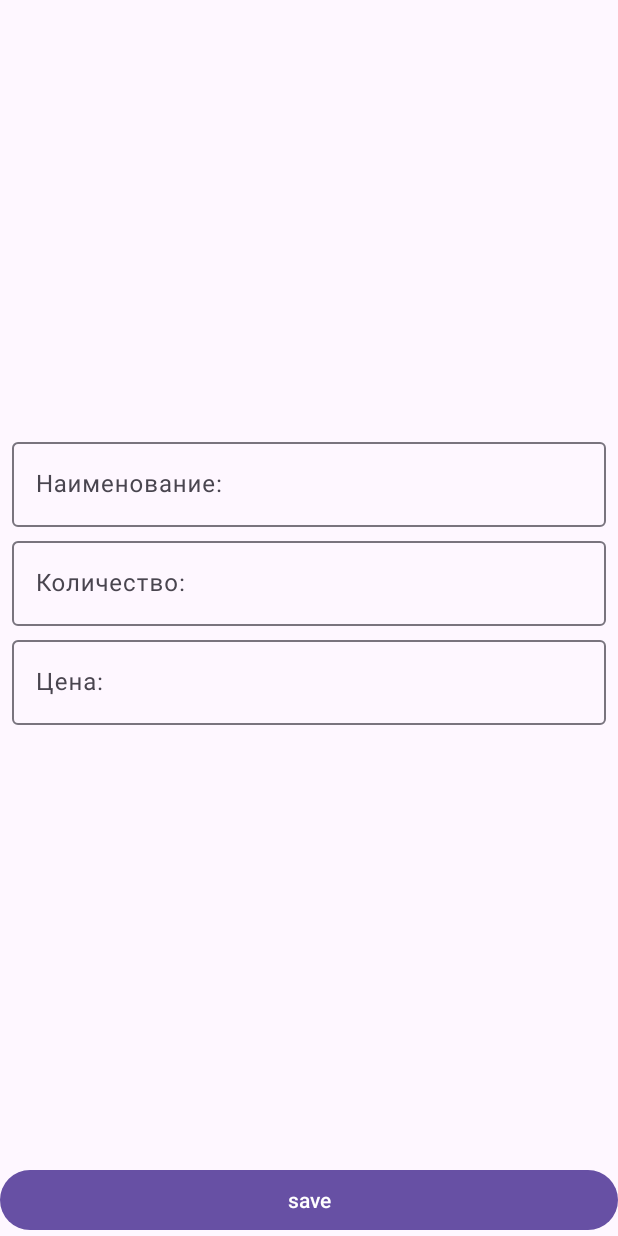
After one commit to EgorPoprotskiy/MyShopping, an Android app: the fragment ShopItemFragment placed in its activity, on a phone screen of 412 x 824 dp. The commit adds this screen. Run offline under Robolectric (Android 15) with nearby library versions, the phone set to English and light mode, and no system bars; 3 statements that could not run were skipped.

Commit message:
Add fragment error

```diff
--- /dev/null
+++ b/app/src/main/java/com/egorpoprotskiy/myshopping/presentation/ShopItemFragment.kt
@@ -0,0 +1,203 @@
+package com.egorpoprotskiy.myshopping.presentation
+
+import android.content.Context
+import android.content.Intent
+import android.os.Bundle
+import android.text.Editable
+import android.text.TextWatcher
+import android.view.LayoutInflater
+import android.view.View
+import android.view.ViewGroup
+import android.widget.Button
+import android.widget.TextView
+import androidx.fragment.app.Fragment
+import androidx.lifecycle.ViewModelProvider
+import com.egorpoprotskiy.myshopping.R
+import com.egorpoprotskiy.myshopping.domain.ShopItem
+import com.google.android.material.textfield.TextInputLayout
+
+class ShopItemFragment(
+    private val screenMode: String = MODE_UNKNOW,
+    private val shopItemId: Int = ShopItem.ID_NOTFOUND
+): Fragment() {
+    private lateinit var viewModel: ShopItemViewModel
+
+    private lateinit var tilName: TextInputLayout
+    private lateinit var etName: TextView
+    private lateinit var tilNameCount: TextInputLayout
+    private lateinit var etNameCount: TextView
+    private lateinit var tilPriceCount: TextInputLayout
+    private lateinit var etPriceCount: TextView
+    private lateinit var buttonSave: Button
+
+
+
+    override fun onCreateView(
+        inflater: LayoutInflater,
+        container: ViewGroup?,
+        savedInstanceState: Bundle?
+    ): View? {
+        return inflater.inflate(R.layout.fragment_shop_item, container, false)
+    }
+
+    override fun onViewCreated(view: View, savedInstanceState: Bundle?) {
+        super.onViewCreated(view, savedInstanceState)
+//        parseIntent()
+        parseParams()
+        viewModel = ViewModelProvider(this)[ShopItemViewModel::class.java]
+        initViews(view)
+        addTextChangeListener()
+        launchRightMode()
+        observeViewModel()
+    }
+
+
+    private fun initViews(view: View) {
+        tilName = view.findViewById(R.id.til_name)
+        etName = view.findViewById(R.id.et_name)
+        tilNameCount = view.findViewById(R.id.til_nameCount)
+        etNameCount = view.findViewById(R.id.et_nameCount)
+        tilPriceCount = view.findViewById(R.id.til_priceCount)
+        etPriceCount = view.findViewById(R.id.et_priceCount)
+        buttonSave = view.findViewById(R.id.save_button)
+    }
+
+//    private fun parseIntent() {
+//        if (!intent.hasExtra(EXTRA_SCREEN_MODE)) {
+//            throw RuntimeException("param screen mode is absent")
+//        }
+//        val mode = intent.getStringExtra(EXTRA_SCREEN_MODE)
+//        if (mode != MODE_EDIT && mode != MODE_ADD) {
+//            throw RuntimeException("Unknow screen mode $mode")
+//        }
+//        screenMode = mode
+//        if (screenMode == MODE_EDIT) {
+//            if (!intent.hasExtra(EXTRA_SHOP_ITEM_ID)) {
+//                throw RuntimeException("param shop item id is absent")
+//            }
+//            shopItemId = intent.getIntExtra(EXTRA_SHOP_ITEM_ID, ShopItem.ID_NOTFOUND)
+//        }
+//    }
+
+    private fun parseParams() {
+        if (screenMode != MODE_EDIT && screenMode != MODE_ADD) {
+            throw RuntimeException("Param screen mode is absent")
+        }
+        if (screenMode != MODE_EDIT && shopItemId == ShopItem.ID_NOTFOUND) {
+            throw RuntimeException("Param shop item id is absent")
+        }
+    }
+
+    private fun launchRightMode() {
+        when (screenMode) {
+            MODE_EDIT -> launchEditMode()
+            MODE_ADD -> launchAddMode()
+        }
+    }
+
+    private fun launchEditMode() {
+        viewModel.getShopItem(shopItemId)
+        viewModel.shopItem.observe(viewLifecycleOwner) {
+            etName.setText(it.name)
+            etNameCount.setText(it.nameCount.toString())
+            etPriceCount.setText(it.priceCount.toString())
+        }
+        buttonSave.setOnClickListener {
+            viewModel.editShopItem(etName.text?.toString(), etNameCount.text?.toString(), etPriceCount.text?.toString())
+        }
+    }
+    private fun launchAddMode() {
+        buttonSave.setOnClickListener {
+            viewModel.addShopItem(etName.text?.toString(), etNameCount.text?.toString(), etPriceCount.text?.toString())
+        }
+    }
+
+    private fun addTextChangeListener() {
+        etName.addTextChangedListener(object : TextWatcher {
+            override fun beforeTextChanged(s: CharSequence?, start: Int, count: Int, after: Int) {
+            }
+            override fun onTextChanged(s: CharSequence?, start: Int, count: Int, after: Int) {
+                viewModel.resetErrorInputName()
+            }
+            override fun afterTextChanged(p0: Editable?) {
+            }
+        })
+        etNameCount.addTextChangedListener(object : TextWatcher {
+            override fun beforeTextChanged(s: CharSequence?, start: Int, count: Int, after: Int) {
+            }
+            override fun onTextChanged(s: CharSequence?, start: Int, count: Int, after: Int) {
+                viewModel.resetErrorInputNameCount()
+            }
+            override fun afterTextChanged(p0: Editable?) {
+            }
+        })
+        etPriceCount.addTextChangedListener(object : TextWatcher {
+            override fun beforeTextChanged(s: CharSequence?, start: Int, count: Int, after: Int) {
+            }
+            override fun onTextChanged(s: CharSequence?, start: Int, count: Int, after: Int) {
+                viewModel.resetErrorInputPriceCount()
+            }
+            override fun afterTextChanged(p0: Editable?) {
+            }
+        })
+    }
+    private fun observeViewModel() {
+        viewModel.errorInputName.observe(viewLifecycleOwner) {
+            val message = if (it) {
+                getString(R.string.error_input_name)
+            } else {
+                null
+            }
+            tilName.error = message
+        }
+        viewModel.errorInputNameCount.observe(viewLifecycleOwner) {
+            val message = if (it) {
+                getString(R.string.error_input_nameCount)
+            } else {
+                null
+            }
+            tilNameCount.error = message
+        }
+        viewModel.errorInputPriceCount.observe(viewLifecycleOwner) {
+            val message = if (it) {
+                getString(R.string.error_input_priceCount)
+            } else {
+                null
+            }
+            tilPriceCount.error = message
+        }
+        viewModel.shouldCloseScreen.observe(viewLifecycleOwner){
+            activity?.onBackPressed()
+        }
+    }
+
+    companion object {
+        private const val EXTRA_SCREEN_MODE = "extra_mode"
+        private const val EXTRA_SHOP_ITEM_ID = "extra_shop_item_id"
+        private const val MODE_ADD = "mode_add"
+        private const val MODE_EDIT = "mode_edit"
+        private const val MODE_UNKNOW = ""
+
+        fun newInstanceAddItem(): ShopItemFragment {
+            return ShopItemFragment(MODE_ADD)
+        }
+
+        fun newInstanceEditItem(shopItemId: Int): ShopItemFragment {
+            return ShopItemFragment(MODE_EDIT, shopItemId)
+        }
+
+
+        fun newIntentAddItem(context: Context): Intent {
+            val intent = Intent(context, ShopItemActivity::class.java)
+            intent.putExtra(EXTRA_SCREEN_MODE, MODE_ADD)
+            return intent
+        }
+
+        fun newIntentEditItem(context: Context, shopItemId: Int): Intent {
+            val intent = Intent(context, ShopItemActivity::class.java)
+            intent.putExtra(EXTRA_SCREEN_MODE, MODE_EDIT)
+            intent.putExtra(EXTRA_SHOP_ITEM_ID, shopItemId)
+            return intent
+        }
+    }
+}
--- a/app/src/main/java/com/egorpoprotskiy/myshopping/presentation/ShopItemViewModel.kt
+++ b/app/src/main/java/com/egorpoprotskiy/myshopping/presentation/ShopItemViewModel.kt
@@ -46,7 +46,6 @@ class ShopItemViewModel: ViewModel() {
         }
     }
 
-
     private val _shopItem = MutableLiveData<ShopItem>()
     val shopItem: LiveData<ShopItem>
         get() = _shopItem
@@ -89,7 +88,7 @@ class ShopItemViewModel: ViewModel() {
         var result = true
         if (name.isBlank()) {
             _errorInputName.value = true
-            result = true
+            result = false
         }
         if (nameCount <= 0) {
             _errorInputNameCount.value = true
--- a/app/src/main/res/layout/activity_shop_item.xml
+++ b/app/src/main/res/layout/activity_shop_item.xml
@@ -1,80 +1,11 @@
 <?xml version="1.0" encoding="utf-8"?>
-<androidx.constraintlayout.widget.ConstraintLayout xmlns:android="http://schemas.android.com/apk/res/android"
+<androidx.fragment.app.FragmentContainerView
+    xmlns:android="http://schemas.android.com/apk/res/android"
     xmlns:app="http://schemas.android.com/apk/res-auto"
     xmlns:tools="http://schemas.android.com/tools"
+    android:id="@+id/shop_item_container"
+    tools:layout="@layout/fragment_shop_item"
     android:layout_width="match_parent"
     android:layout_height="match_parent"
     tools:context=".presentation.ShopItemActivity">
-
-    <com.google.android.material.textfield.TextInputLayout
-        android:id="@+id/til_name"
-        android:layout_width="0dp"
-        android:layout_height="wrap_content"
-        android:layout_marginStart="@dimen/start"
-        android:layout_marginEnd="@dimen/end"
-        android:layout_marginBottom="4dp"
-        app:layout_constraintBottom_toTopOf="@+id/til_nameCount"
-        app:layout_constraintEnd_toEndOf="parent"
-        app:layout_constraintStart_toStartOf="parent"
-        app:layout_constraintTop_toTopOf="parent"
-        app:layout_constraintVertical_bias="0.5"
-        app:layout_constraintVertical_chainStyle="packed">
-
-        <com.google.android.material.textfield.TextInputEditText
-            android:id="@+id/et_name"
-            android:layout_width="match_parent"
-            android:layout_height="wrap_content"
-            android:hint="@string/name"
-            android:inputType="textCapWords" />
-    </com.google.android.material.textfield.TextInputLayout>
-
-    <com.google.android.material.textfield.TextInputLayout
-        android:id="@+id/til_nameCount"
-        android:layout_width="0dp"
-        android:layout_height="wrap_content"
-        android:layout_marginStart="@dimen/start"
-        android:layout_marginEnd="@dimen/end"
-        android:layout_marginBottom="4dp"
-        app:layout_constraintBottom_toTopOf="@id/til_priceCount"
-        app:layout_constraintEnd_toEndOf="parent"
-        app:layout_constraintStart_toStartOf="parent"
-        app:layout_constraintTop_toBottomOf="@id/til_name">
-
-        <com.google.android.material.textfield.TextInputEditText
-            android:id="@+id/et_nameCount"
-            android:layout_width="match_parent"
-            android:layout_height="wrap_content"
-            android:hint="@string/count"
-            android:inputType="number" />
-    </com.google.android.material.textfield.TextInputLayout>
-
-    <com.google.android.material.textfield.TextInputLayout
-        android:id="@+id/til_priceCount"
-        android:layout_width="0dp"
-        android:layout_height="wrap_content"
-        android:layout_marginStart="@dimen/start"
-        android:layout_marginEnd="@dimen/end"
-        android:layout_marginBottom="4dp"
-        app:layout_constraintBottom_toTopOf="@id/save_button"
-        app:layout_constraintEnd_toEndOf="parent"
-        app:layout_constraintStart_toStartOf="parent"
-        app:layout_constraintTop_toBottomOf="@id/til_nameCount">
-
-        <com.google.android.material.textfield.TextInputEditText
-            android:id="@+id/et_priceCount"
-            android:layout_width="match_parent"
-            android:layout_height="wrap_content"
-            android:hint="@string/price"
-            android:inputType="number" />
-    </com.google.android.material.textfield.TextInputLayout>
-
-    <Button
-        android:id="@+id/save_button"
-        android:layout_width="0dp"
-        android:layout_height="wrap_content"
-        android:text="@string/save"
-        app:layout_constraintBottom_toBottomOf="parent"
-        app:layout_constraintEnd_toEndOf="parent"
-        app:layout_constraintStart_toStartOf="parent"></Button>
-
-</androidx.constraintlayout.widget.ConstraintLayout>
+</androidx.fragment.app.FragmentContainerView>
--- /dev/null
+++ b/app/src/main/res/layout/fragment_shop_item.xml
@@ -0,0 +1,80 @@
+<?xml version="1.0" encoding="utf-8"?>
+<androidx.constraintlayout.widget.ConstraintLayout xmlns:android="http://schemas.android.com/apk/res/android"
+    xmlns:app="http://schemas.android.com/apk/res-auto"
+    xmlns:tools="http://schemas.android.com/tools"
+    android:layout_width="match_parent"
+    android:layout_height="match_parent"
+    tools:context=".presentation.ShopItemFragment">
+
+    <com.google.android.material.textfield.TextInputLayout
+        android:id="@+id/til_name"
+        android:layout_width="0dp"
+        android:layout_height="wrap_content"
+        android:layout_marginStart="@dimen/start"
+        android:layout_marginEnd="@dimen/end"
+        android:layout_marginBottom="4dp"
+        app:layout_constraintBottom_toTopOf="@+id/til_nameCount"
+        app:layout_constraintEnd_toEndOf="parent"
+        app:layout_constraintStart_toStartOf="parent"
+        app:layout_constraintTop_toTopOf="parent"
+        app:layout_constraintVertical_bias="0.5"
+        app:layout_constraintVertical_chainStyle="packed">
+
+        <com.google.android.material.textfield.TextInputEditText
+            android:id="@+id/et_name"
+            android:layout_width="match_parent"
+            android:layout_height="wrap_content"
+            android:hint="@string/name"
+            android:inputType="textCapWords" />
+    </com.google.android.material.textfield.TextInputLayout>
+
+    <com.google.android.material.textfield.TextInputLayout
+        android:id="@+id/til_nameCount"
+        android:layout_width="0dp"
+        android:layout_height="wrap_content"
+        android:layout_marginStart="@dimen/start"
+        android:layout_marginEnd="@dimen/end"
+        android:layout_marginBottom="4dp"
+        app:layout_constraintBottom_toTopOf="@id/til_priceCount"
+        app:layout_constraintEnd_toEndOf="parent"
+        app:layout_constraintStart_toStartOf="parent"
+        app:layout_constraintTop_toBottomOf="@id/til_name">
+
+        <com.google.android.material.textfield.TextInputEditText
+            android:id="@+id/et_nameCount"
+            android:layout_width="match_parent"
+            android:layout_height="wrap_content"
+            android:hint="@string/count"
+            android:inputType="number" />
+    </com.google.android.material.textfield.TextInputLayout>
+
+    <com.google.android.material.textfield.TextInputLayout
+        android:id="@+id/til_priceCount"
+        android:layout_width="0dp"
+        android:layout_height="wrap_content"
+        android:layout_marginStart="@dimen/start"
+        android:layout_marginEnd="@dimen/end"
+        android:layout_marginBottom="4dp"
+        app:layout_constraintBottom_toTopOf="@id/save_button"
+        app:layout_constraintEnd_toEndOf="parent"
+        app:layout_constraintStart_toStartOf="parent"
+        app:layout_constraintTop_toBottomOf="@id/til_nameCount">
+
+        <com.google.android.material.textfield.TextInputEditText
+            android:id="@+id/et_priceCount"
+            android:layout_width="match_parent"
+            android:layout_height="wrap_content"
+            android:hint="@string/price"
+            android:inputType="number" />
+    </com.google.android.material.textfield.TextInputLayout>
+
+    <Button
+        android:id="@+id/save_button"
+        android:layout_width="0dp"
+        android:layout_height="wrap_content"
+        android:text="@string/save"
+        app:layout_constraintBottom_toBottomOf="parent"
+        app:layout_constraintEnd_toEndOf="parent"
+        app:layout_constraintStart_toStartOf="parent"></Button>
+
+</androidx.constraintlayout.widget.ConstraintLayout>
```
Also changed, not shown: app/src/main/java/com/egorpoprotskiy/myshopping/presentation/ShopItemActivity.kt (+100 -98 lines).
